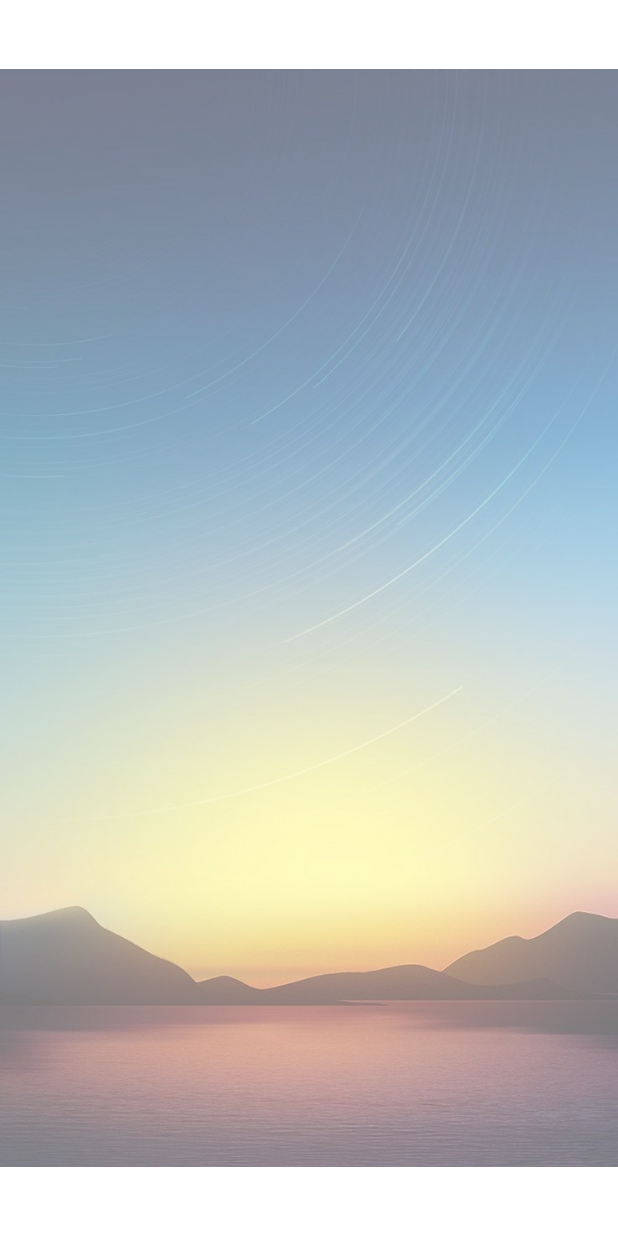
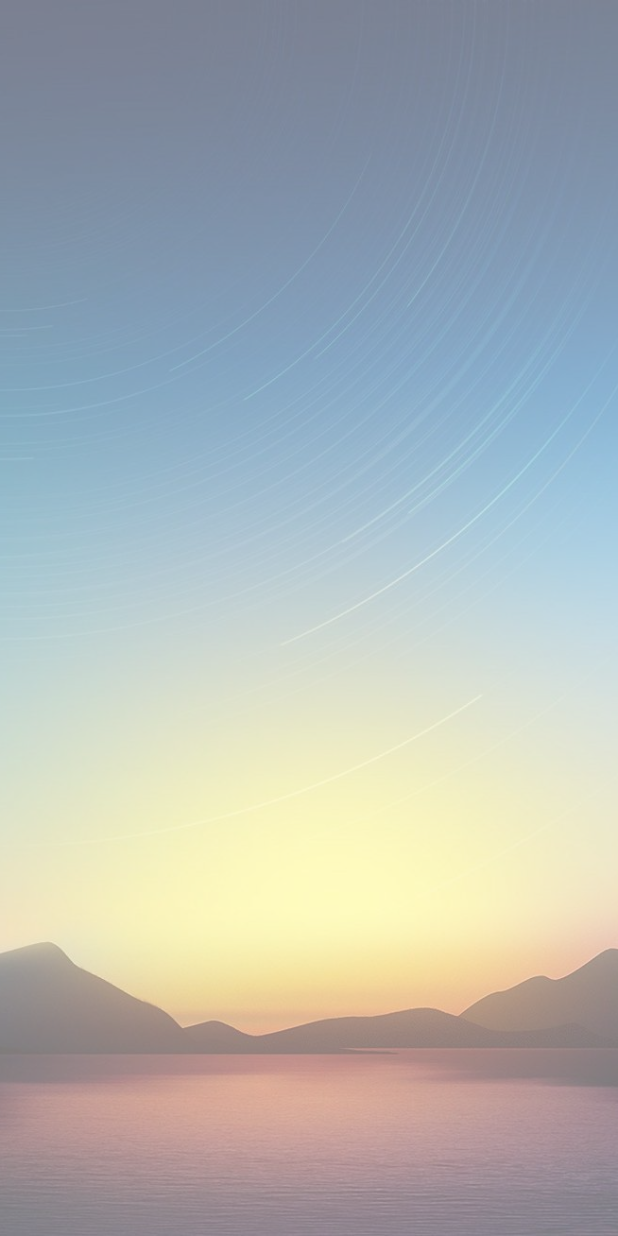
Before and after one commit to 7449/flutter_example, a Flutter app: the first screen one second after launch, on a phone screen of 412 x 824 dp. Run offline on Flutter 3.47's test engine with Material 2 defaults, Android fonts, the phone set to English and light mode, and no system bars.

Commit message:
update splash

```diff
--- a/lib/SplashScreen.dart
+++ b/lib/SplashScreen.dart
@@ -39,10 +39,13 @@ class SplashState extends State<SplashScreen> with TickerProviderStateMixin {
     }
   }
 
-
   Widget build(BuildContext context) {
     return new FadeTransition(
-        opacity: animation, child: new Image.asset(SplashImage));
+        opacity: animation,
+        child: new Image.asset(
+          SplashImage,
+          fit: BoxFit.cover,
+        ));
   }
 
   dispose() {
```
